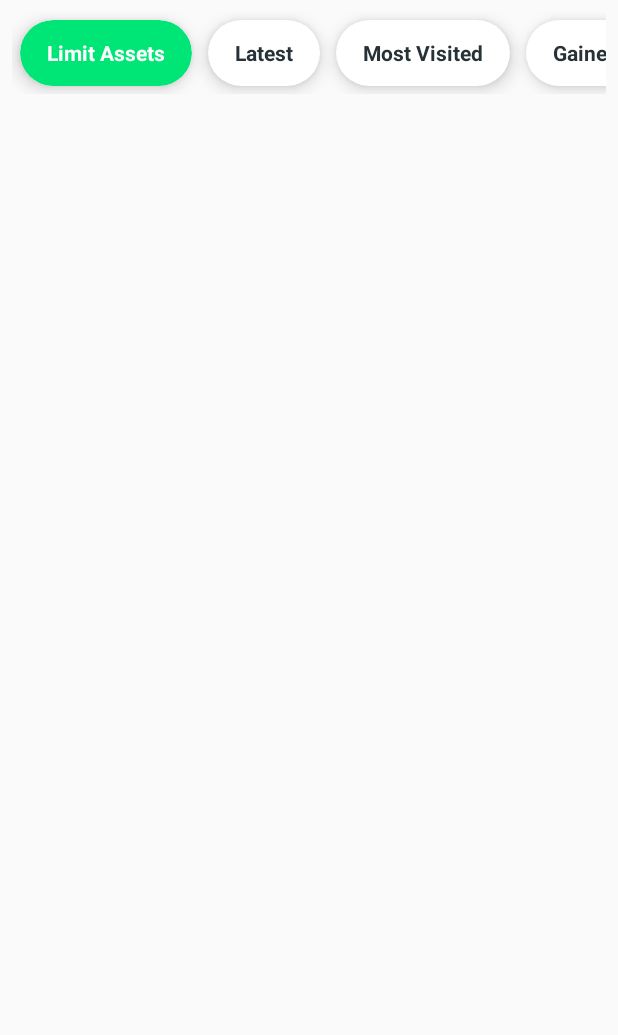
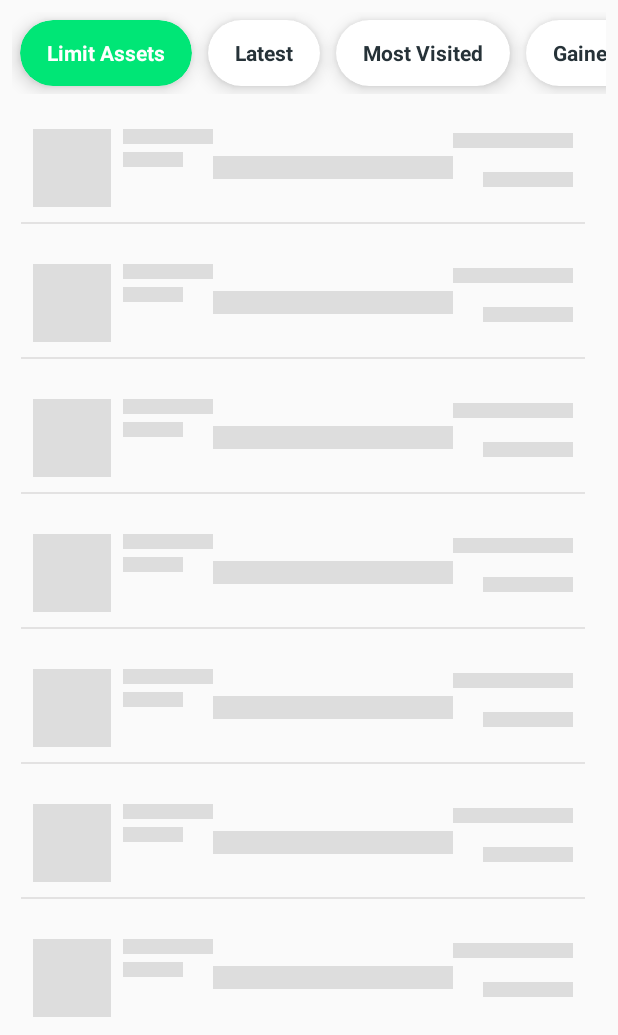
Before and after one commit to SamanSepahvand/CryptoApp, an Android app: the screen it shows after launch (ListCryptoActivity), after a tap on "ListCrypto", on a phone screen of 412 x 824 dp, the part 201-1236 px from its top. Run offline under Robolectric (Android 15) with nearby library versions, the phone set to English and light mode, and no system bars; our stand-ins replace Shimmer; libraries missing offline, so code that uses them is left out: com.activeandroid, com.activeandroid.annotation, com.activeandroid.query, com.nostra13.universalimageloader; pictures from the network do not load; 7 statements that could not run were skipped.

Commit message:
add model user and buy and library shimmer in project

```diff
--- a/app/build.gradle
+++ b/app/build.gradle
@@ -71,4 +71,8 @@ dependencies {
     implementation "com.michaelpardo:activeandroid:$activeandroid"
 
 
+
+
+    implementation 'com.facebook.shimmer:shimmer:0.1.0@aar'
+
 }
--- /dev/null
+++ b/app/src/main/java/com/samansepahvand/cryptoapp/db/model/Users.java
@@ -0,0 +1,100 @@
+package com.samansepahvand.cryptoapp.db.model;
+
+import com.activeandroid.Model;
+import com.activeandroid.annotation.Column;
+import com.activeandroid.annotation.Table;
+
+@Table(name = Users.TABLE_NAME)
+public class Users extends  Model{
+
+        public static final String TABLE_NAME = "Users";
+
+        public static final String Id = "ids";
+        public static final String UserName = "userName";
+        public static final String Password = "password";
+        public static final String FirstName = "firstName";
+        public static final String LastName = "lastName";
+
+        public static final String TotalAmountUSDT = "TotalAmountUSDT";
+
+        public static final String RemainAmountUSDT = "RemainTotalAmountUSDT";
+
+
+
+        @Column(name = Id)
+          int ids;
+
+        @Column(name = UserName)
+           String userName;
+
+        @Column(name = Password)
+        String password;
+
+        @Column(name = FirstName)
+        String firstName;
+        @Column(name = LastName)
+        String lastName;
+
+        @Column(name = TotalAmountUSDT)
+        Double totalAmountUSDT;
+
+        @Column(name = RemainAmountUSDT)
+        Double remainAmountUSDT;
+
+        public Double getRemainAmountUSDT() {
+                return remainAmountUSDT;
+        }
+
+        public void setRemainAmountUSDT(Double remainAmountUSDT) {
+                this.remainAmountUSDT = remainAmountUSDT;
+        }
+
+        public Double getTotalAmountUSDT() {
+                return totalAmountUSDT;
+        }
+
+
+        public void setTotalAmountUSDT(Double totalAmountUSDT) {
+                this.totalAmountUSDT = totalAmountUSDT;
+        }
+
+        public int getIds() {
+                return ids;
+        }
+
+        public void setIds(int ids) {
+                this.ids = ids;
+        }
+
+        public String getUserName() {
+                return userName;
+        }
+
+        public void setUserName(String userName) {
+                this.userName = userName;
+        }
+
+        public String getPassword() {
+                return password;
+        }
+
+        public void setPassword(String password) {
+                this.password = password;
+        }
+
+        public String getFirstName() {
+                return firstName;
+        }
+
+        public void setFirstName(String firstName) {
+                this.firstName = firstName;
+        }
+
+        public String getLastName() {
+                return lastName;
+        }
+
+        public void setLastName(String lastName) {
+                this.lastName = lastName;
+        }
+}
--- /dev/null
+++ b/app/src/main/java/com/samansepahvand/cryptoapp/db/repository/UserRepository.java
@@ -0,0 +1,79 @@
+package com.samansepahvand.cryptoapp.db.repository;
+
+import android.content.Context;
+
+import com.activeandroid.query.Select;
+import com.samansepahvand.cryptoapp.bussiness.OperationResult;
+import com.samansepahvand.cryptoapp.db.model.Crypto;
+import com.samansepahvand.cryptoapp.db.model.CryptoFav;
+import com.samansepahvand.cryptoapp.db.model.Users;
+import com.samansepahvand.cryptoapp.metamodel.retrofit.Datum;
+
+import java.util.List;
+
+public class UserRepository {
+
+    private static UserRepository userRepository = null;
+
+    private Context mContext;
+
+    private static final String TAG = "cryptoRepository";
+
+    private UserRepository() {
+
+    }
+
+    public static UserRepository getInstance() {
+        if (userRepository == null) {
+            synchronized (UserRepository.class) {
+                if (userRepository == null) {
+                    userRepository = new UserRepository();
+                }
+            }
+        }
+        return userRepository;
+    }
+
+
+    public OperationResult<Boolean> SaveUser(Users users) {
+
+        try {
+
+            Users userExist = new Select().from(Users.class).where("ids=?", users.getId()).executeSingle();
+
+            if (userExist != null) return OperationResult.Failure("Failed to Create User !!");
+
+            Users user = new Users();
+            user = users;
+            user.save();
+            return OperationResult.Success("User Create Success .");
+
+
+        } catch (Exception e) {
+            return OperationResult.Failure(e.getMessage());
+
+        }
+
+
+    }
+
+
+    public OperationResult<Users> GetUser(int userId) {
+
+        try {
+
+            Users userExist = new Select().from(Users.class).where("ids=?", userId).executeSingle();
+
+            if (userExist != null) return  new OperationResult<Users>(null,true,null,userExist,null);
+
+            return OperationResult.Failure("User not found !");
+
+
+        } catch (Exception e) {
+            return OperationResult.Failure(e.getMessage());
+
+        }
+
+
+    }
+}
--- a/app/src/main/java/com/samansepahvand/cryptoapp/ui/ListCryptoActivity.java
+++ b/app/src/main/java/com/samansepahvand/cryptoapp/ui/ListCryptoActivity.java
@@ -13,6 +13,7 @@ import android.widget.ImageView;
 import android.widget.TextView;
 import android.widget.Toast;
 
+import com.facebook.shimmer.ShimmerFrameLayout;
 import com.samansepahvand.cryptoapp.R;
 import com.samansepahvand.cryptoapp.adapter.CryptoFavListAdapter;
 import com.samansepahvand.cryptoapp.adapter.CryptoListAdapter;
@@ -46,6 +47,7 @@ public class ListCryptoActivity extends AppCompatActivity  implements FilterCryp
 
 
     private List<Datum> listFilterData=new ArrayList<>();
+    private ShimmerFrameLayout mShimmerViewContainer;
 
     @Override
     protected void onCreate(Bundle savedInstanceState) {
@@ -64,6 +66,8 @@ public class ListCryptoActivity extends AppCompatActivity  implements FilterCryp
     }
 
     private  void initView(){
+        mShimmerViewContainer=findViewById(R.id.shimmer_view_container);
+
         searchView = findViewById(R.id.txt_header_result);
         TextView textView = searchView.findViewById(androidx.appcompat.R.id.search_src_text);
         textView.setTextColor(this.getResources().getColor(R.color.gray_light));
@@ -100,6 +104,22 @@ public class ListCryptoActivity extends AppCompatActivity  implements FilterCryp
             }
         });
     }
+
+
+    @Override
+    protected void onResume() {
+        super.onResume();
+        mShimmerViewContainer.startShimmerAnimation();
+    }
+
+    @Override
+    protected void onPause() {
+        mShimmerViewContainer.stopShimmerAnimation();
+        super.onPause();
+
+    }
+
+
     private void getCoinList(String apiName) {
 
         try {
@@ -144,6 +164,9 @@ public class ListCryptoActivity extends AppCompatActivity  implements FilterCryp
                            cryptoList.addAll(list.getData());
                            OperationResult<Boolean> result= CryptoRepository.getInstance().SaveCrypto(list.getData());
                            adapterFav.notifyDataSetChanged();
+                           // Stopping Shimmer Effect's animation after data is loaded to ListView
+                           mShimmerViewContainer.stopShimmerAnimation();
+                           mShimmerViewContainer.setVisibility(View.GONE);
 
                        } else {
                            Toast.makeText(getBaseContext(), response.message(), Toast.LENGTH_SHORT).show();
--- a/app/src/main/java/com/samansepahvand/cryptoapp/ui/MainActivity.java
+++ b/app/src/main/java/com/samansepahvand/cryptoapp/ui/MainActivity.java
@@ -18,6 +18,7 @@ import androidx.appcompat.app.AppCompatActivity;
 import androidx.recyclerview.widget.LinearLayoutManager;
 import androidx.recyclerview.widget.RecyclerView;
 
+import com.facebook.shimmer.ShimmerFrameLayout;
 import com.google.gson.Gson;
 import com.google.gson.JsonElement;
 import com.google.gson.JsonObject;
@@ -30,7 +31,10 @@ import com.samansepahvand.cryptoapp.R;
 import com.samansepahvand.cryptoapp.adapter.CryptoFavListAdapter;
 import com.samansepahvand.cryptoapp.apihelper.APIClient;
 import com.samansepahvand.cryptoapp.apihelper.APIInterface;
+import com.samansepahvand.cryptoapp.bussiness.OperationResult;
+import com.samansepahvand.cryptoapp.db.model.Users;
 import com.samansepahvand.cryptoapp.db.repository.CryptoFavRepository;
+import com.samansepahvand.cryptoapp.db.repository.UserRepository;
 import com.samansepahvand.cryptoapp.metamodel.retrofit.CryptoList;
 import com.samansepahvand.cryptoapp.metamodel.retrofit.Datum;
 import com.samansepahvand.cryptoapp.metamodel.retrofit.Status;
@@ -69,6 +73,9 @@ public class MainActivity extends AppCompatActivity {
     private TextView txtCryptoList,txtCryptoConverter;
     private static SharedPreferences sharedPreferences;
 
+
+    private ShimmerFrameLayout mShimmerViewContainer;
+
     @Override
     protected void onCreate(Bundle savedInstanceState) {
         super.onCreate(savedInstanceState);
@@ -81,7 +88,29 @@ public class MainActivity extends AppCompatActivity {
 
 
 
+        initUser();
 
+
+
+
+    }
+
+    private void initUser() {
+        Users users=new Users();
+        users.setIds(1);
+        users.setUserName("sa");
+        users.setPassword("123");
+        users.setFirstName("saman");
+        users.setLastName("sepahvand");
+        users.setTotalAmountUSDT(12365.24);
+        users.setRemainAmountUSDT(12365.24);
+
+        OperationResult<Boolean>  createUser =  UserRepository.getInstance().SaveUser(users);
+
+        OperationResult<Users>  GetUser =  UserRepository.getInstance().GetUser(1);
+
+
+        Toast.makeText(getBaseContext(), ""+createUser.Message, Toast.LENGTH_SHORT).show();
     }
 
     private void getListFav() {
@@ -120,6 +149,9 @@ public class MainActivity extends AppCompatActivity {
                         }
 
                         adapterFav.notifyDataSetChanged();
+                        // Stopping Shimmer Effect's animation after data is loaded to ListView
+                        mShimmerViewContainer.stopShimmerAnimation();
+                        mShimmerViewContainer.setVisibility(View.GONE);
 
                     } catch (JSONException e) {
                         e.printStackTrace();
@@ -140,7 +172,23 @@ public class MainActivity extends AppCompatActivity {
 //        }
     }
 
+    @Override
+    protected void onResume() {
+        super.onResume();
+        mShimmerViewContainer.startShimmerAnimation();
+    }
+
+    @Override
+    protected void onPause() {
+        mShimmerViewContainer.stopShimmerAnimation();
+        super.onPause();
+
+    }
+
     private void initView() {
+
+        mShimmerViewContainer=findViewById(R.id.shimmer_view_container);
+
 
         txtCryptoList = findViewById(R.id.txt_footer_left);
         txtCryptoList.setOnClickListener(new View.OnClickListener() {
--- a/app/src/main/res/layout/activity_list_crypto.xml
+++ b/app/src/main/res/layout/activity_list_crypto.xml
@@ -246,6 +246,44 @@
                 app:layout_constraintBottom_toBottomOf="parent"
                 app:layout_constraintTop_toBottomOf="@+id/cl_bottom_header">
 
+
+                <com.facebook.shimmer.ShimmerFrameLayout
+                    android:id="@+id/shimmer_view_container"
+                    android:layout_width="wrap_content"
+                    android:layout_height="wrap_content"
+                    android:layout_gravity="center"
+                    android:orientation="vertical"
+                    app:duration="2000"
+                    app:layout_constraintBottom_toBottomOf="parent"
+                    app:layout_constraintEnd_toEndOf="parent"
+                    app:layout_constraintStart_toStartOf="parent"
+                    app:layout_constraintTop_toTopOf="parent">
+
+                    <!-- Adding 7 rows of placeholders -->
+                    <LinearLayout
+                        android:layout_width="match_parent"
+                        android:layout_height="wrap_content"
+                        android:orientation="vertical">
+
+                        <include layout="@layout/crypto_list_item_new_place_holder" />
+
+                        <include layout="@layout/crypto_list_item_new_place_holder" />
+
+                        <include layout="@layout/crypto_list_item_new_place_holder" />
+
+                        <include layout="@layout/crypto_list_item_new_place_holder" />
+
+                        <include layout="@layout/crypto_list_item_new_place_holder" />
+
+                        <include layout="@layout/crypto_list_item_new_place_holder" />
+
+                        <include layout="@layout/crypto_list_item_new_place_holder" />
+                    </LinearLayout>
+
+                </com.facebook.shimmer.ShimmerFrameLayout>
+
+
+
                 <androidx.recyclerview.widget.RecyclerView
                     android:id="@+id/my_recycler_view"
                     android:layout_width="match_parent"
@@ -268,6 +306,9 @@
                 app:layout_constraintStart_toStartOf="parent"
                 app:layout_constraintTop_toTopOf="parent">
 
+
+
+
                 <androidx.recyclerview.widget.RecyclerView
                     android:id="@+id/recyclerIntervalChartTradingView"
                     android:layout_width="match_parent"
--- /dev/null
+++ b/app/src/main/res/layout/crypto_list_item_new_place_holder.xml
@@ -0,0 +1,105 @@
+<?xml version="1.0" encoding="utf-8"?>
+<androidx.constraintlayout.widget.ConstraintLayout xmlns:android="http://schemas.android.com/apk/res/android"
+    xmlns:app="http://schemas.android.com/apk/res-auto"
+    xmlns:tools="http://schemas.android.com/tools"
+    android:layout_width="match_parent"
+    android:layout_height="wrap_content"
+    android:layout_margin="3dp">
+
+
+    <androidx.constraintlayout.widget.ConstraintLayout
+        android:layout_width="match_parent"
+        android:layout_height="75dp"
+        android:layout_marginTop="8dp"
+        app:layout_constraintEnd_toEndOf="parent"
+        app:layout_constraintStart_toStartOf="parent"
+        app:layout_constraintTop_toTopOf="parent">
+
+
+
+        <View
+            android:id="@+id/view4"
+            android:layout_width="0dp"
+            android:layout_height="1dp"
+            android:layout_marginEnd="8dp"
+            android:background="@color/gray_light"
+            app:layout_constraintBottom_toBottomOf="parent"
+            app:layout_constraintEnd_toEndOf="parent"
+            app:layout_constraintStart_toStartOf="parent" />
+
+        <ImageView
+            android:id="@+id/item_img_logo"
+            android:layout_width="52dp"
+            android:layout_height="52dp"
+            android:layout_marginStart="8dp"
+            android:maxHeight="52dp"
+            app:layout_constraintBottom_toBottomOf="parent"
+            app:layout_constraintStart_toStartOf="parent"
+            app:layout_constraintTop_toTopOf="parent"
+            android:background="@color/placeholder_bg" />
+
+        <ImageView
+            android:id="@+id/item_img_sparklines"
+            android:layout_width="160dp"
+            android:layout_height="15dp"
+            android:scaleType="centerCrop"
+            android:background="@color/placeholder_bg"
+            android:maxHeight="64dp"
+            app:layout_constraintBottom_toBottomOf="parent"
+            app:layout_constraintEnd_toStartOf="@+id/item_txt_price"
+            app:layout_constraintStart_toEndOf="@+id/item_txt_title"
+            app:layout_constraintTop_toTopOf="parent" />
+
+        <TextView
+            android:id="@+id/item_txt_title"
+            android:layout_width="60dp"
+            android:layout_height="10dp"
+            android:layout_marginStart="8dp"
+            android:text=""
+            android:textColor="@color/newBlack"
+            android:textSize="14sp"
+            android:textStyle="bold"
+            android:background="@color/placeholder_bg"
+            app:layout_constraintStart_toEndOf="@+id/item_img_logo"
+            app:layout_constraintTop_toTopOf="@+id/item_img_logo" />
+
+        <TextView
+            android:id="@+id/item_txt_symbol"
+            android:layout_width="40dp"
+            android:layout_height="10dp"
+            android:layout_marginStart="8dp"
+            android:layout_marginTop="5dp"
+            android:background="@color/placeholder_bg"
+            android:textColor="@color/gray"
+            android:textSize="10sp"
+            app:layout_constraintStart_toEndOf="@+id/item_img_logo"
+            app:layout_constraintTop_toBottomOf="@+id/item_txt_title" />
+
+        <TextView
+            android:id="@+id/item_txt_price"
+            android:layout_width="80dp"
+            android:layout_height="10dp"
+            android:layout_marginEnd="16dp"
+            android:background="@color/placeholder_bg"
+            android:textColor="@color/newBlack"
+            android:textSize="12sp"
+            android:textStyle="bold"
+            app:layout_constraintBottom_toTopOf="@+id/item_txt_symbol"
+            app:layout_constraintEnd_toEndOf="parent"
+            app:layout_constraintTop_toTopOf="@+id/item_img_logo" />
+
+        <TextView
+            android:id="@+id/item_txt_1h"
+            android:layout_width="60dp"
+            android:layout_height="10dp"
+            android:layout_marginEnd="16dp"
+            android:background="@color/placeholder_bg"
+            android:textColor="@color/colorPrimary"
+            android:textSize="10sp"
+            app:layout_constraintBottom_toBottomOf="@+id/item_img_logo"
+            app:layout_constraintEnd_toEndOf="parent"
+            app:layout_constraintTop_toTopOf="@+id/item_txt_symbol" />
+
+    </androidx.constraintlayout.widget.ConstraintLayout>
+
+</androidx.constraintlayout.widget.ConstraintLayout>
--- a/app/src/main/res/values/colors.xml
+++ b/app/src/main/res/values/colors.xml
@@ -128,6 +128,6 @@
     <color name="description">#1a1a1a</color>
     <color name="chef">#777</color>
     <color name="timestamp">#777</color>
-
+    <color name="placeHolder">#dddddd</color>
 
 </resources>
```
Also changed, not shown: app/src/main/java/com/samansepahvand/cryptoapp/db/model/Buy.java (added, +107 -0 lines), app/src/main/res/layout/ui_main.xml (+37 -0 lines).
